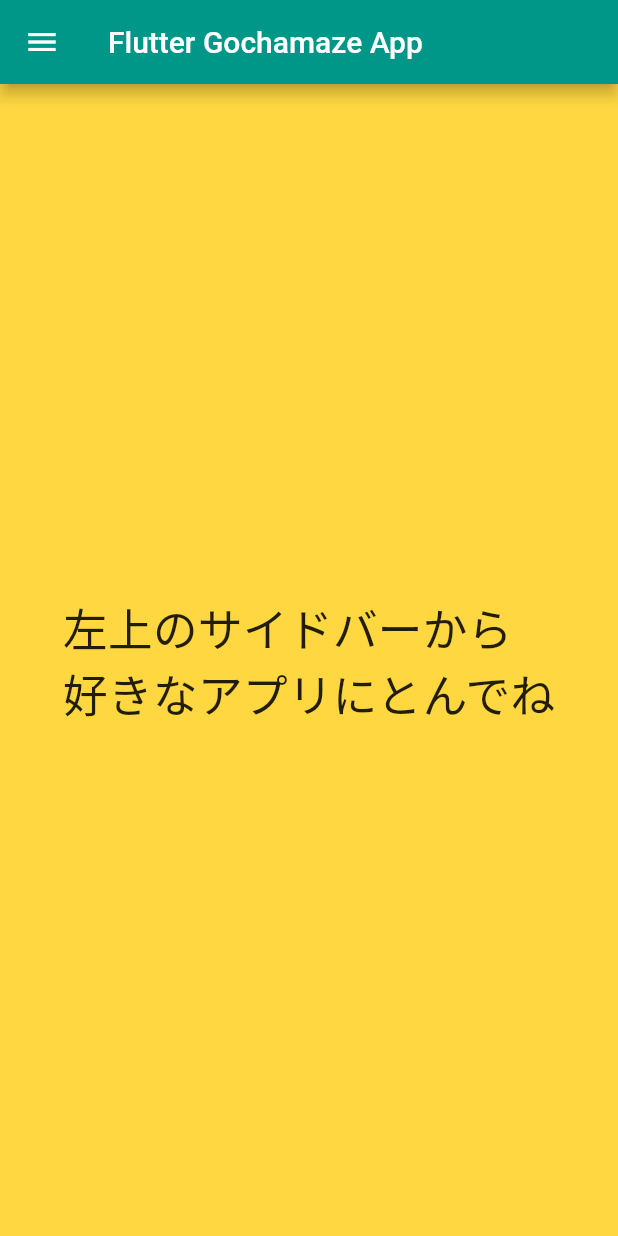
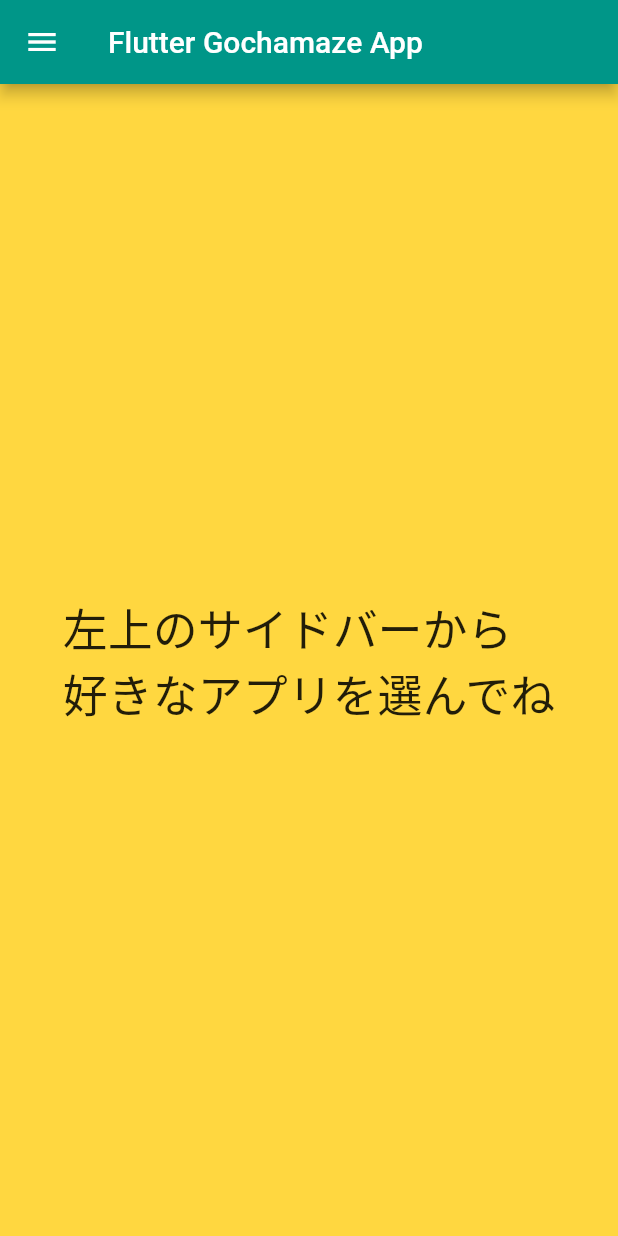
Before and after one commit to asukasuz/flutter_app2, a Flutter app: the screen it shows after launch, on a phone screen of 412 x 824 dp. Run offline on Flutter 3.47's test engine with Material 2 defaults, Android fonts, the phone set to English and light mode, and no system bars.

Commit message:
メッセージを変更

```diff
--- a/lib/launchScreen.dart
+++ b/lib/launchScreen.dart
@@ -10,7 +10,7 @@ class Launch extends StatelessWidget {
       backgroundColor: Colors.amberAccent,
       body: Center(
         child: Text(
-          "左上のサイドバーから\n好きなアプリにとんでね",
+          "左上のサイドバーから\n好きなアプリを選んでね",
           style: TextStyle(
             fontSize: 30
           ),
```
